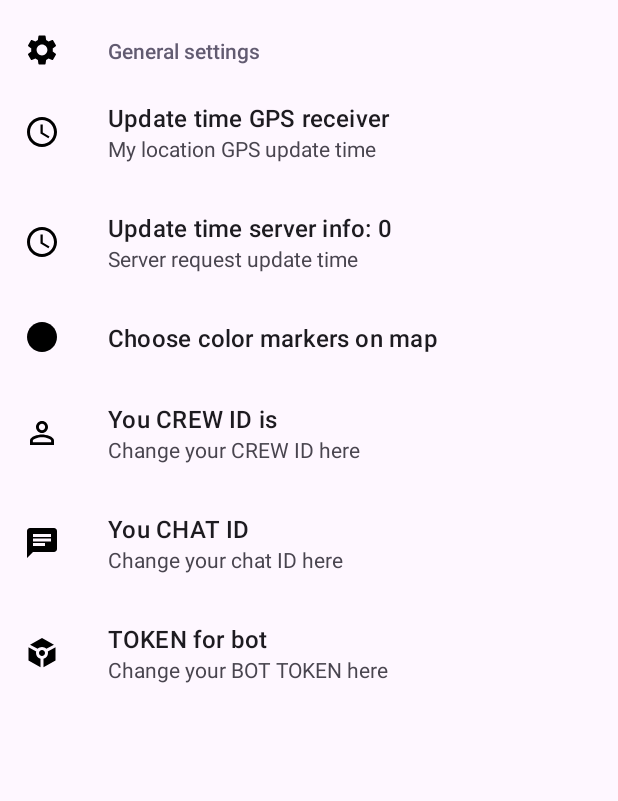
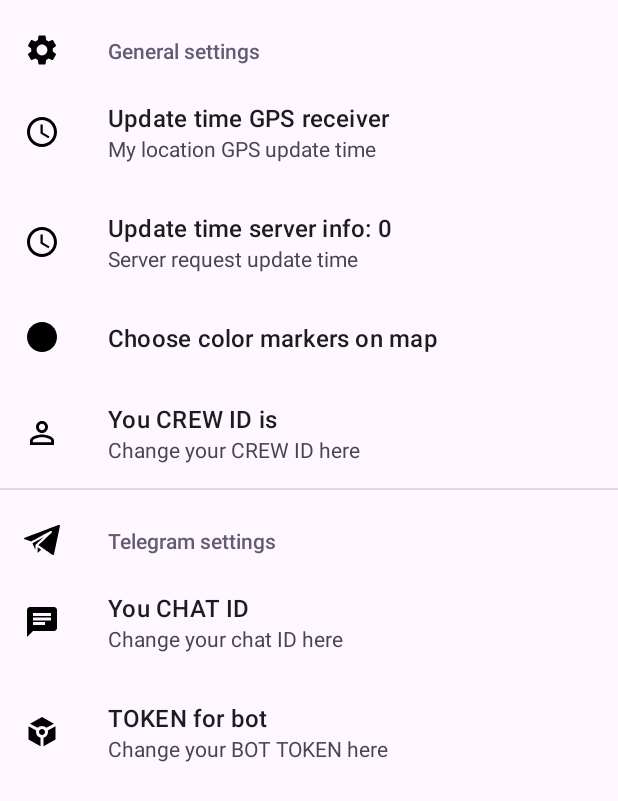
Before and after one commit to Stepa075/FinderAlertButton, an Android app: the fragment SettingsFragment shown on its own in the app's theme, on a phone screen of 412 x 824 dp. Shown: the top 801 px of the screen. Run offline under Robolectric (Android 15) with nearby library versions, the phone set to English and light mode, and no system bars; our stand-ins replace androidx.preference; 5 statements that could not run were skipped.

Commit message:
with new app icon

```diff
--- a/app/src/main/java/com/stepa0751/finderalertbutton/fragments/SettingsFragment.kt
+++ b/app/src/main/java/com/stepa0751/finderalertbutton/fragments/SettingsFragment.kt
@@ -14,6 +14,7 @@ class SettingsFragment : PreferenceFragmentCompat() {
     private lateinit var crewPref: Preference
     private lateinit var idPref: Preference
     private lateinit var tokenPref: Preference
+
 
     override fun onCreatePreferences(savedInstanceState: Bundle?, rootKey: String?) {
         setPreferencesFromResource(R.xml.main_preferences, rootKey)
--- /dev/null
+++ b/app/src/main/res/drawable/telegram__1_.xml
@@ -0,0 +1,9 @@
+<vector android:height="24dp" android:viewportHeight="512"
+    android:viewportWidth="512" android:width="24dp" xmlns:android="http://schemas.android.com/apk/res/android">
+    <path android:fillColor="#000000"
+        android:pathData="M491.5,44.4c-31.3,11.5 -482.5,183.1 -485.6,184.7 -6.7,3.4 -7.6,8.9 -2.1,12.7 1.5,1.1 23.3,9.5 48.5,18.7 36.9,13.5 46.3,16.7 48.2,15.9 1.2,-0.5 64.3,-34.2 140.1,-74.9 129.1,-69.3 138.2,-74 142.7,-73.9 11.1,0.1 18.7,13.5 12.8,22.9 -1,1.6 -44.6,42.1 -96.9,90 -52.3,47.8 -94.9,87.4 -94.8,87.9 0.3,1.4 202.6,140.4 206,141.6 6.9,2.4 12.4,0.2 15.4,-6.2 2.3,-4.7 86.2,-408.5 86.2,-414.7 0,-8.9 -5.6,-10.2 -20.5,-4.7z" android:strokeColor="#00000000"/>
+    <path android:fillColor="#000000"
+        android:pathData="M199.5,258.7c-43.4,23.3 -79.1,42.6 -79.2,42.7 -0.2,0.1 9,21.7 20.5,47.9 16.9,38.8 20.8,47 21.3,44.9 0.4,-1.5 0.7,-17.3 0.8,-35.2 0.1,-29 0.3,-32.9 1.9,-35.7 0.9,-1.8 25.1,-24.7 53.7,-50.8 49.8,-45.7 61.6,-56.6 60.5,-56.4 -0.3,-0 -36,19.2 -79.5,42.6z" android:strokeColor="#00000000"/>
+    <path android:fillColor="#000000"
+        android:pathData="M193.7,398.7c-0.4,21.2 -0.5,38.8 -0.2,39.1 0.2,0.3 1.5,-0.2 2.7,-1 3.3,-2.2 46,-42.4 46,-43.3 -0.1,-0.4 -3.8,-3.2 -8.4,-6.4 -4.6,-3.1 -15.3,-10.4 -23.9,-16.3l-15.6,-10.7 -0.6,38.6z" android:strokeColor="#00000000"/>
+</vector>
--- a/app/src/main/res/xml/main_preferences.xml
+++ b/app/src/main/res/xml/main_preferences.xml
@@ -1,10 +1,11 @@
 <?xml version="1.0" encoding="utf-8"?>
-<PreferenceScreen xmlns:app="http://schemas.android.com/apk/res-auto"
-    xmlns:android="http://schemas.android.com/apk/res/android">
+<PreferenceScreen xmlns:android="http://schemas.android.com/apk/res/android"
+    xmlns:app="http://schemas.android.com/apk/res-auto">
 
     <PreferenceCategory
         android:title="@string/general_settings"
         app:allowDividerAbove="false"
+        app:allowDividerBelow="false"
         app:enabled="true"
         app:icon="@drawable/ic_general_settings"
         app:iconSpaceReserved="false"
@@ -42,6 +43,11 @@
             android:title="@string/update_id"
             app:icon="@drawable/ic_id_user"
             app:summary="@string/update_id_summary" />
+        <PreferenceCategory
+            android:title="Telegram settings"
+            app:allowDividerAbove="false"
+            app:allowDividerBelow="false"
+            app:icon="@drawable/telegram__1_">
 
             <EditTextPreference
                 android:defaultValue=""
@@ -49,7 +55,6 @@
                 android:title="@string/update_chat_id"
                 app:icon="@drawable/ic_chat_id"
                 app:summary="@string/update_chat_id_summary" />
-
             <EditTextPreference
                 android:defaultValue=""
                 android:key="token_key"
@@ -57,4 +62,6 @@
                 app:icon="@drawable/ic_token"
                 app:summary="@string/token_summary" />
         </PreferenceCategory>
+
+    </PreferenceCategory>
 </PreferenceScreen>
```
Also changed, not shown: app/src/main/res/drawable/ic_telegram.xml (added, +10 -0 lines), app/src/main/res/drawable/telegram.png (added). Lines whose indentation alone changed are shown as unchanged.
